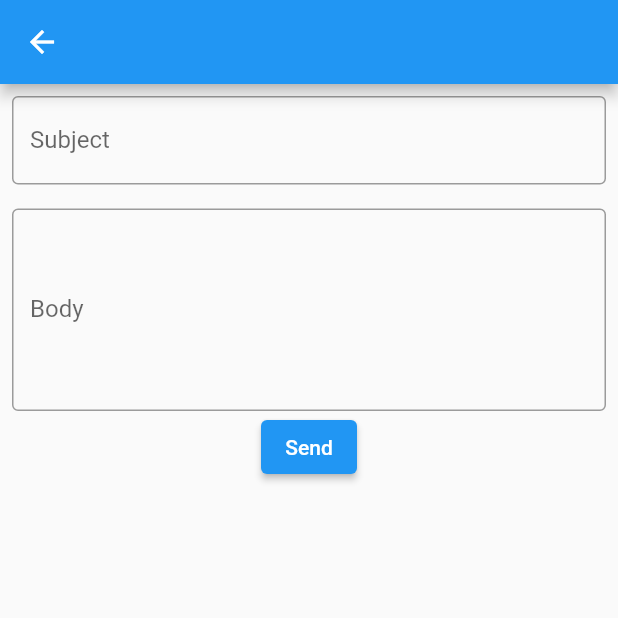
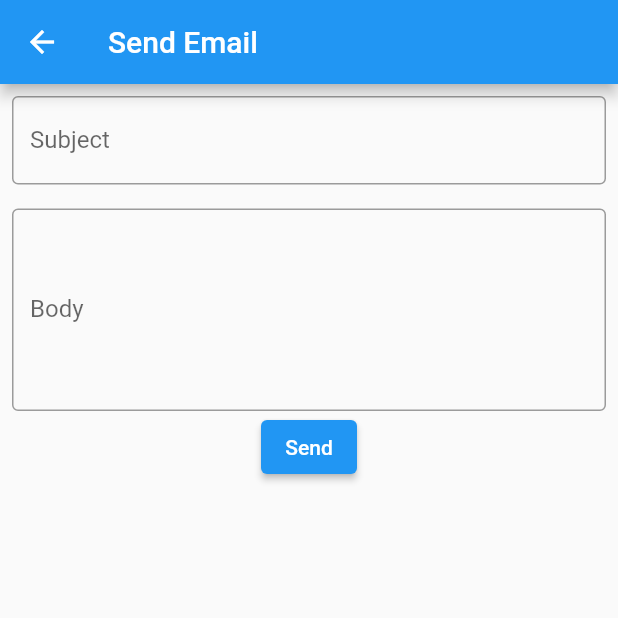
Before and after one commit to tomyamGTX/aqwise_tutorial, a Flutter app: the screen it shows after launch, after a tap on "Email Sender", on a phone screen of 412 x 824 dp, the top half of it. Run offline on Flutter 3.47's test engine with Material 2 defaults, Android fonts, the phone set to English and light mode, and no system bars; our stand-ins replace flutter_credit_card, webview_flutter; missing offline and left inert: flutter_email_sender; network calls fail.

Commit message:
url handler

```diff
--- a/lib/email/email.screen.dart
+++ b/lib/email/email.screen.dart
@@ -16,7 +16,9 @@ class _EmailScreenState extends State<EmailScreen> {
   @override
   Widget build(BuildContext context) {
     return Scaffold(
-      appBar: AppBar(),
+      appBar: AppBar(
+        title: const Text('Send Email'),
+      ),
       body: Form(
           key: _formKey,
           child: Padding(
--- a/lib/main.dart
+++ b/lib/main.dart
@@ -1,4 +1,5 @@
 import 'package:aqwise_stripe_payment/payment/payment.screen.dart';
+import 'package:aqwise_stripe_payment/url_handler/url.screen.dart';
 import 'package:flutter/material.dart';
 
 import 'email/email.screen.dart';
@@ -27,7 +28,7 @@ class MyApp extends StatelessWidget {
         // is not restarted.
         primarySwatch: Colors.blue,
       ),
-      home: const MyHomePage(title: 'AQ Wise Payment Method'),
+      home: const MyHomePage(title: 'AQ Wise Tutorial'),
     );
   }
 }
@@ -108,10 +109,20 @@ class _MyHomePageState extends State<MyHomePage> {
                 child: const Text('Stripe Payment')),
             ElevatedButton(
                 onPressed: () {
-                  Navigator.push(context,
-                      MaterialPageRoute(builder: (context) => EmailScreen()));
+                  Navigator.push(
+                      context,
+                      MaterialPageRoute(
+                          builder: (context) => const EmailScreen()));
                 },
                 child: const Text('Email Sender')),
+            ElevatedButton(
+                onPressed: () {
+                  Navigator.push(
+                      context,
+                      MaterialPageRoute(
+                          builder: (context) => const URLScreen()));
+                },
+                child: const Text('URL Handler')),
             const Text(
               'You have pushed the button this many times:',
             ),
--- a/lib/payment/payment.screen.dart
+++ b/lib/payment/payment.screen.dart
@@ -109,7 +109,9 @@ class _PaymentScreenState extends State<PaymentScreen> {
   @override
   Widget build(BuildContext context) {
     return Scaffold(
-      appBar: AppBar(),
+      appBar: AppBar(
+        title: const Text('Stripe Payment'),
+      ),
       resizeToAvoidBottomInset: true,
       body: Container(
         decoration: const BoxDecoration(
```
Also changed, not shown: lib/url_handler/url.screen.dart (added, +54 -0 lines), lib/url_handler/webview.screen.dart (added, +26 -0 lines).
